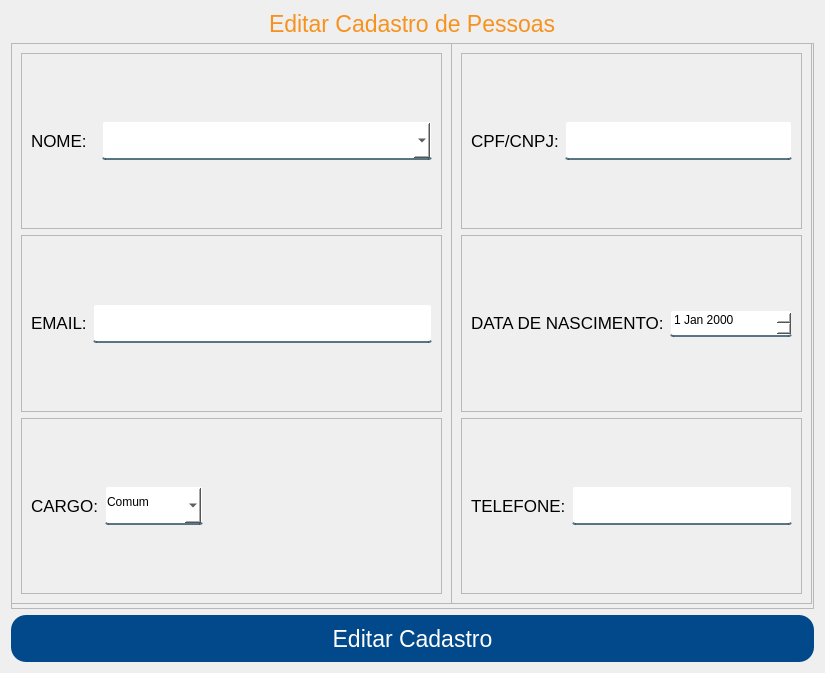
Before: the Qt Designer form App/view/ui/editarPessoa.ui in Senac-SOR-ADS/Mapa-de-Sala, drawn with Qt 5.
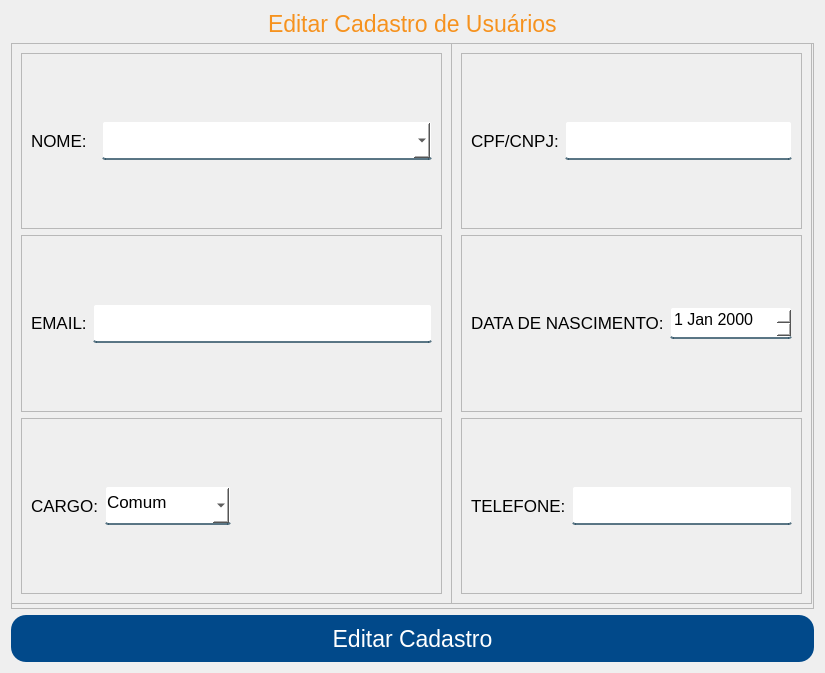
After: the same form once the commit is applied.

```diff
--- a/App/view/ui/editarPessoa.ui
+++ b/App/view/ui/editarPessoa.ui
@@ -50,7 +50,7 @@
       </font>
      </property>
      <property name="text">
-      <string>Editar Cadastro de Pessoas</string>
+      <string>Editar Cadastro de Usuários</string>
      </property>
     </widget>
    </item>
@@ -193,6 +193,11 @@
               <height>39</height>
              </size>
             </property>
+            <property name="font">
+             <font>
+              <pointsize>13</pointsize>
+             </font>
+            </property>
             <property name="cursor">
              <cursorShape>PointingHandCursor</cursorShape>
             </property>
@@ -312,6 +317,17 @@
           </item>
           <item>
            <widget class="QDateEdit" name="dataDeNascimento">
+            <property name="minimumSize">
+             <size>
+              <width>0</width>
+              <height>32</height>
+             </size>
+            </property>
+            <property name="font">
+             <font>
+              <pointsize>12</pointsize>
+             </font>
+            </property>
             <property name="cursor">
              <cursorShape>PointingHandCursor</cursorShape>
             </property>
```
Left out of the diff: 20 changed lines with no effect on the pictures.
